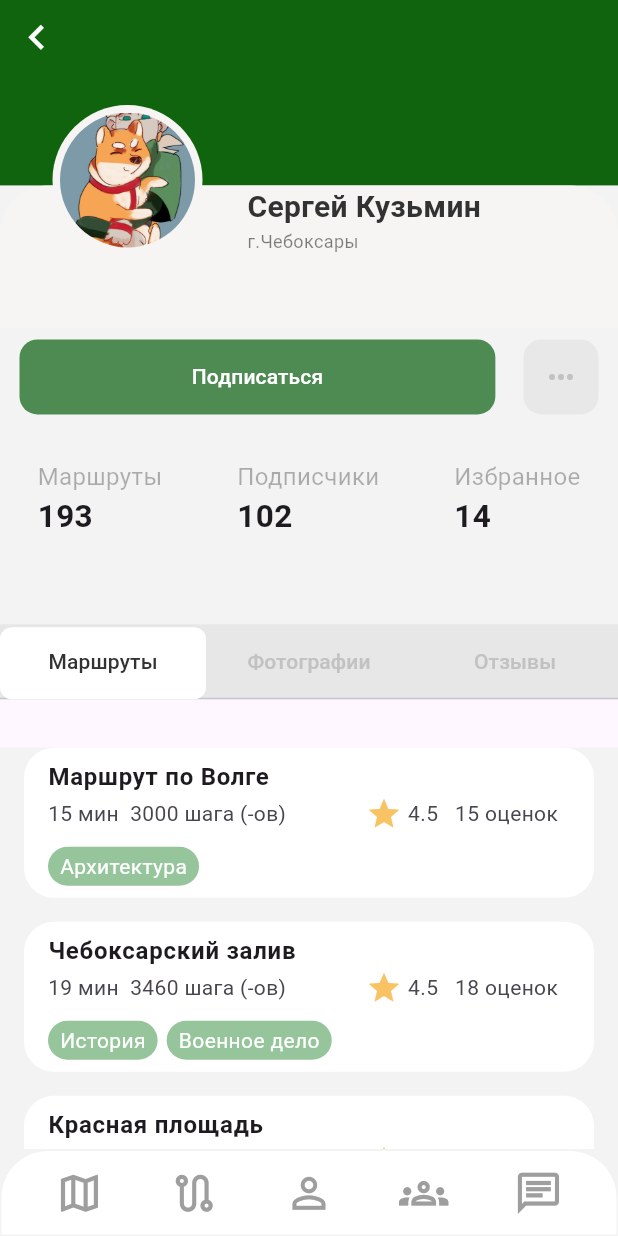
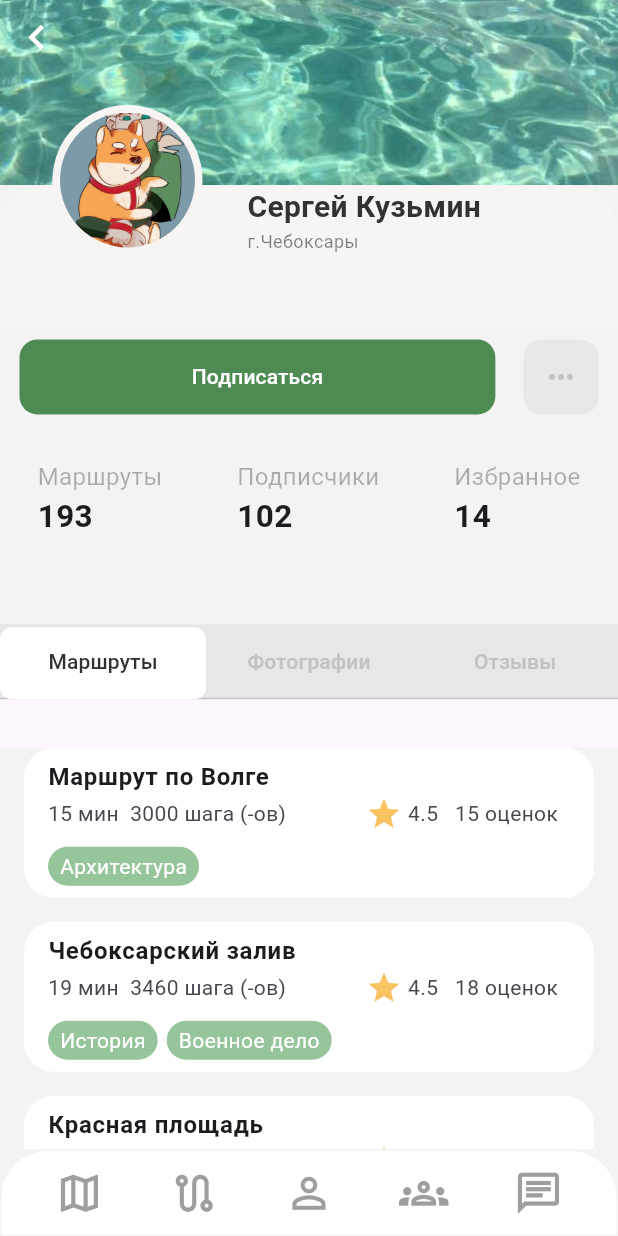
Before and after one commit to Semenovvvv/MyGid, a Flutter app: the Profile screen opened by its route, on a phone screen of 412 x 824 dp. Run offline on Flutter 3.47's test engine with Material 2 defaults, Android fonts, the phone set to English and light mode, and no system bars; our stand-ins replace convex_bottom_bar, geolocator; missing offline and left inert: yandex_mapkit.

Commit message:
Добавлен фон профиля
:( гав

```diff
--- a/lib/features/profile/profile_screen/view/profile_screen.dart
+++ b/lib/features/profile/profile_screen/view/profile_screen.dart
@@ -134,7 +134,7 @@ class _ProfileState extends State<Profile> {
                 Container(
                   height: MediaQuery.of(context).size.height * 0.15,
                   decoration: BoxDecoration(
-                    color: Color.fromARGB(255, 16, 100, 13),
+                  image: DecorationImage(image: AssetImage("lib/assets/images/bg.jpg"), fit: BoxFit.cover),
                    ),
                   child: Row(
                     children: [
--- a/pubspec.yaml
+++ b/pubspec.yaml
@@ -66,6 +66,7 @@ flutter:
 
   assets:
     - lib/assets/images/avatar.jpg
+    - lib/assets/images/bg.jpg
 
   # To add assets to your application, add an assets section, like this:
   # assets:
```
Also changed, not shown: lib/assets/images/bg.jpg (added).
